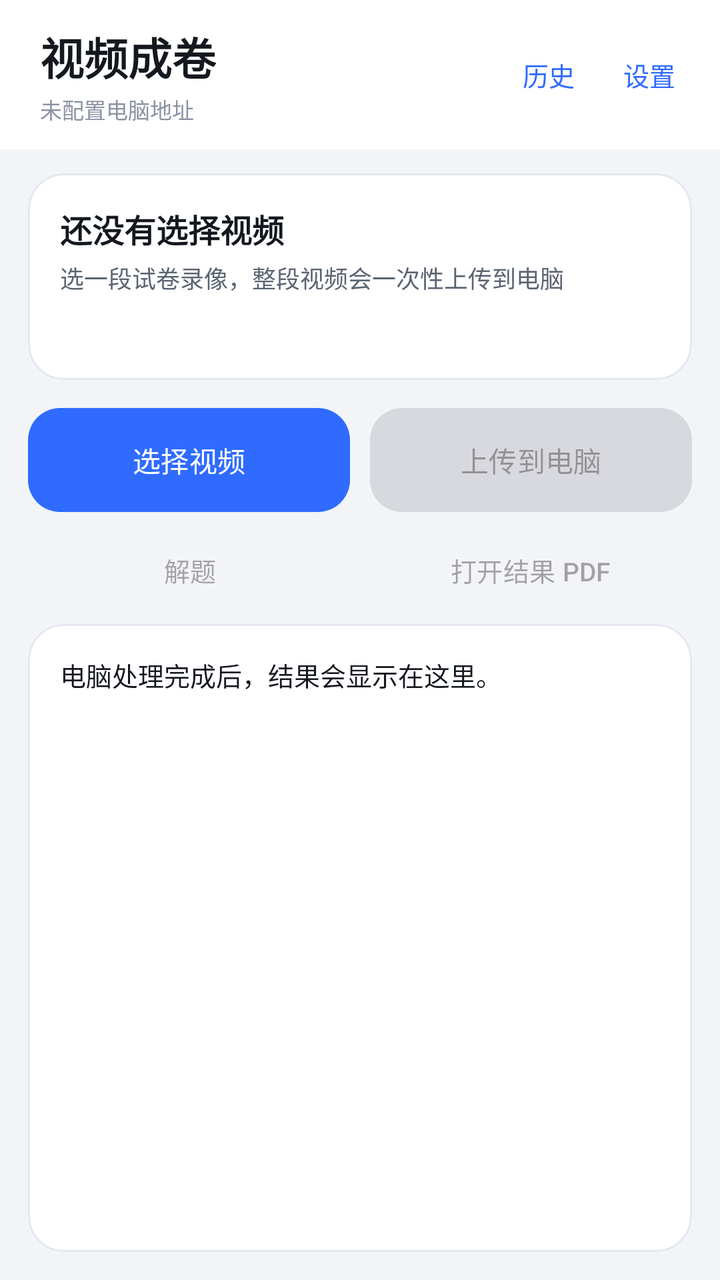
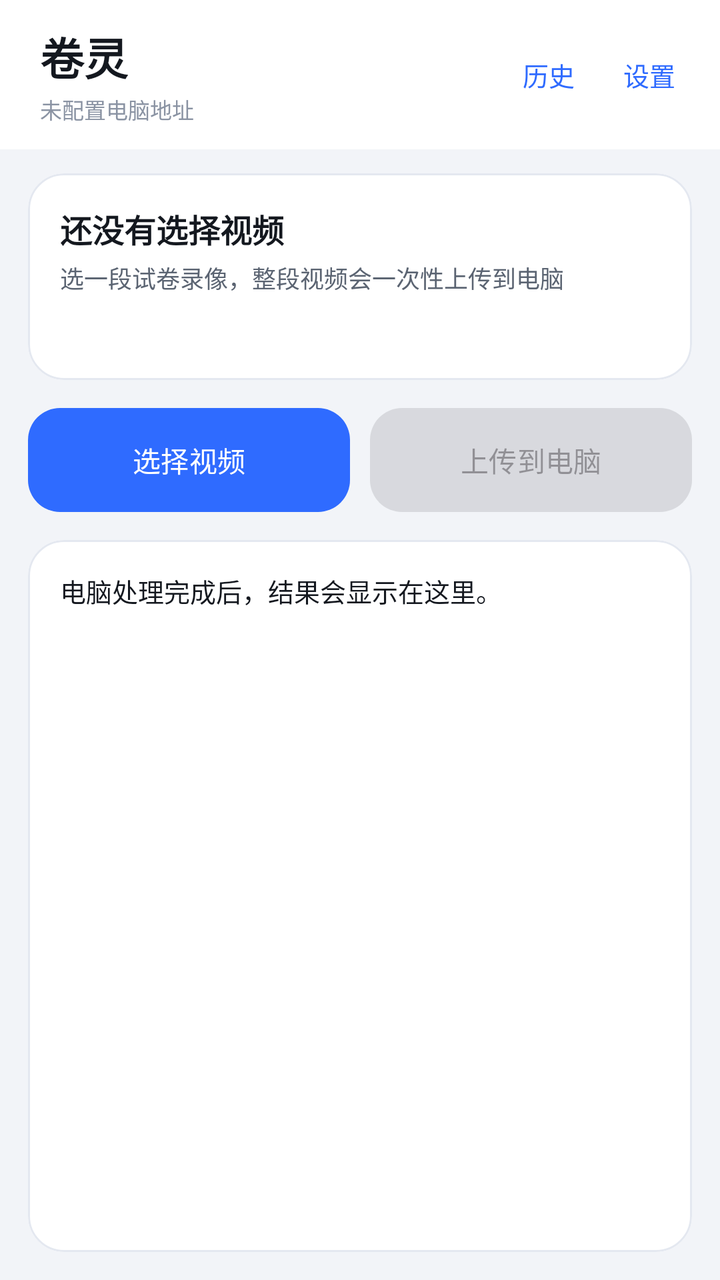

An Android layout rendered at two revisions. The XML below is the earlier revision; the diff shows what the commit changed to produce the second picture.
<!-- AndroidManifest.xml: application theme Theme.VideoQuiz -->
<!-- res/layout/activity_main.xml -->
<?xml version="1.0" encoding="utf-8"?>
<LinearLayout xmlns:android="http://schemas.android.com/apk/res/android"
    xmlns:app="http://schemas.android.com/apk/res-auto"
    android:layout_width="match_parent"
    android:layout_height="match_parent"
    android:background="@color/surface_dim"
    android:orientation="vertical">

    
    <LinearLayout
        android:layout_width="match_parent"
        android:layout_height="wrap_content"
        android:background="@color/surface"
        android:gravity="center_vertical"
        android:orientation="horizontal"
        android:paddingStart="20dp"
        android:paddingTop="12dp"
        android:paddingEnd="10dp"
        android:paddingBottom="12dp">

        <LinearLayout
            android:layout_width="0dp"
            android:layout_height="wrap_content"
            android:layout_weight="1"
            android:orientation="vertical">

            <TextView
                android:layout_width="wrap_content"
                android:layout_height="wrap_content"
                android:text="视频成卷"
                android:textColor="@color/text_primary"
                android:textSize="22sp"
                android:textStyle="bold" />

            <TextView
                android:id="@+id/tvEndpoint"
                android:layout_width="match_parent"
                android:layout_height="wrap_content"
                android:layout_marginTop="2dp"
                android:ellipsize="middle"
                android:maxLines="1"
                android:text="未配置电脑地址"
                android:textColor="@color/text_tertiary"
                android:textSize="11sp" />
        </LinearLayout>

        <com.google.android.material.button.MaterialButton
            android:id="@+id/btnHistory"
            style="@style/Widget.Material3.Button.TextButton"
            android:layout_width="wrap_content"
            android:layout_height="40dp"
            android:insetTop="0dp"
            android:insetBottom="0dp"
            android:minWidth="0dp"
            android:text="历史"
            android:textSize="13sp" />

        <com.google.android.material.button.MaterialButton
            android:id="@+id/btnSettings"
            style="@style/Widget.Material3.Button.TextButton"
            android:layout_width="wrap_content"
            android:layout_height="40dp"
            android:insetTop="0dp"
            android:insetBottom="0dp"
            android:minWidth="0dp"
            android:text="设置"
            android:textSize="13sp" />
    </LinearLayout>

    
    <com.google.android.material.card.MaterialCardView
        android:layout_width="match_parent"
        android:layout_height="wrap_content"
        android:layout_marginStart="14dp"
        android:layout_marginTop="12dp"
        android:layout_marginEnd="14dp"
        app:cardBackgroundColor="@color/surface"
        app:cardCornerRadius="18dp"
        app:cardElevation="0dp"
        app:strokeColor="@color/divider"
        app:strokeWidth="1dp">

        <LinearLayout
            android:layout_width="match_parent"
            android:layout_height="wrap_content"
            android:orientation="vertical"
            android:padding="16dp">

            <TextView
                android:id="@+id/tvPhase"
                android:layout_width="wrap_content"
                android:layout_height="wrap_content"
                android:text="还没有选择视频"
                android:textColor="@color/text_primary"
                android:textSize="16sp"
                android:textStyle="bold" />

            <TextView
                android:id="@+id/tvVideo"
                android:layout_width="match_parent"
                android:layout_height="wrap_content"
                android:layout_marginTop="4dp"
                android:ellipsize="middle"
                android:maxLines="1"
                android:text="选一段试卷录像，整段视频会一次性上传到电脑"
                android:textColor="@color/text_secondary"
                android:textSize="12sp" />

            <ProgressBar
                android:id="@+id/progress"
                style="?android:attr/progressBarStyleHorizontal"
                android:layout_width="match_parent"
                android:layout_height="8dp"
                android:layout_marginTop="14dp"
                android:max="100"
                android:progressTint="@color/brand"
                android:progressBackgroundTint="@color/brand_soft"
                android:visibility="gone" />

            <TextView
                android:id="@+id/tvStatus"
                android:layout_width="match_parent"
                android:layout_height="wrap_content"
                android:layout_marginTop="10dp"
                android:text=""
                android:textColor="@color/text_secondary"
                android:textSize="12sp" />
        </LinearLayout>
    </com.google.android.material.card.MaterialCardView>

    
    <LinearLayout
        android:layout_width="match_parent"
        android:layout_height="wrap_content"
        android:layout_marginStart="14dp"
        android:layout_marginTop="14dp"
        android:layout_marginEnd="14dp"
        android:orientation="horizontal">

        <com.google.android.material.button.MaterialButton
            android:id="@+id/btnPick"
            android:layout_width="0dp"
            android:layout_height="52dp"
            android:layout_weight="1"
            android:insetTop="0dp"
            android:insetBottom="0dp"
            android:text="选择视频"
            android:textSize="14sp"
            app:cornerRadius="16dp" />

        <com.google.android.material.button.MaterialButton
            android:id="@+id/btnRun"
            style="@style/Widget.Material3.Button.TonalButton"
            android:layout_width="0dp"
            android:layout_height="52dp"
            android:layout_marginStart="10dp"
            android:layout_weight="1"
            android:enabled="false"
            android:insetTop="0dp"
            android:insetBottom="0dp"
            android:text="上传到电脑"
            android:textSize="14sp"
            app:cornerRadius="16dp" />
    </LinearLayout>

    <LinearLayout
        android:layout_width="match_parent"
        android:layout_height="wrap_content"
        android:layout_marginStart="14dp"
        android:layout_marginTop="8dp"
        android:layout_marginEnd="14dp"
        android:orientation="horizontal">

        <com.google.android.material.button.MaterialButton
            android:id="@+id/btnSolve"
            style="@style/Widget.Material3.Button.TextButton"
            android:layout_width="0dp"
            android:layout_height="42dp"
            android:layout_weight="1"
            android:enabled="false"
            android:insetTop="0dp"
            android:insetBottom="0dp"
            android:text="解题"
            android:textSize="13sp"
            app:cornerRadius="14dp" />

        <com.google.android.material.button.MaterialButton
            android:id="@+id/btnPdf"
            style="@style/Widget.Material3.Button.TextButton"
            android:layout_width="0dp"
            android:layout_height="42dp"
            android:layout_marginStart="8dp"
            android:layout_weight="1"
            android:enabled="false"
            android:insetTop="0dp"
            android:insetBottom="0dp"
            android:text="打开结果 PDF"
            android:textSize="13sp"
            app:cornerRadius="14dp" />
    </LinearLayout>

    <com.google.android.material.button.MaterialButton
        android:id="@+id/btnDispatch"
        android:layout_width="match_parent"
        android:layout_height="48dp"
        android:layout_marginStart="14dp"
        android:layout_marginTop="8dp"
        android:layout_marginEnd="14dp"
        android:insetTop="0dp"
        android:insetBottom="0dp"
        android:text="开始处理"
        android:textSize="14sp"
        android:visibility="gone"
        app:cornerRadius="16dp" />

    
    <com.google.android.material.card.MaterialCardView
        android:layout_width="match_parent"
        android:layout_height="0dp"
        android:layout_marginStart="14dp"
        android:layout_marginTop="6dp"
        android:layout_marginEnd="14dp"
        android:layout_marginBottom="14dp"
        android:layout_weight="1"
        app:cardBackgroundColor="@color/surface"
        app:cardCornerRadius="18dp"
        app:cardElevation="0dp"
        app:strokeColor="@color/divider"
        app:strokeWidth="1dp">

        <ScrollView
            android:layout_width="match_parent"
            android:layout_height="match_parent"
            android:fillViewport="true">

            <TextView
                android:id="@+id/tvResult"
                android:layout_width="match_parent"
                android:layout_height="wrap_content"
                android:lineSpacingExtra="4dp"
                android:padding="16dp"
                android:text="电脑处理完成后，结果会显示在这里。"
                android:textColor="@color/text_primary"
                android:textSize="13sp"
                android:textIsSelectable="true" />
        </ScrollView>
    </com.google.android.material.card.MaterialCardView>
</LinearLayout>
<!-- resources referenced by this layout -->
<resources>
  <color name="brand">#2F6BFF</color>
  <color name="brand_soft">#E8EFFF</color>
  <color name="divider">#E4E8F0</color>
  <color name="surface">#FFFFFF</color>
  <color name="surface_dim">#F2F4F8</color>
  <color name="text_primary">#14181F</color>
  <color name="text_secondary">#5B6472</color>
  <color name="text_tertiary">#8A93A3</color>
  <style name="Theme.VideoQuiz" parent="Theme.Material3.Light.NoActionBar">
          <item name="colorPrimary">@color/brand</item>
          <item name="colorOnPrimary">#FFFFFF</item>
          <item name="colorSurface">@color/surface</item>
          <item name="android:statusBarColor">@color/surface</item>
          <item name="android:windowLightStatusBar">true</item>
      </style>
</resources>

<!-- the commit's change to res/layout/activity_main.xml (unified diff, before → after) -->
@@ -27,7 +27,7 @@
             <TextView
                 android:layout_width="wrap_content"
                 android:layout_height="wrap_content"
-                android:text="视频成卷"
+                android:text="卷灵"
                 android:textColor="@color/text_primary"
                 android:textSize="22sp"
                 android:textStyle="bold" />
@@ -173,7 +173,7 @@
 
         <com.google.android.material.button.MaterialButton
             android:id="@+id/btnSolve"
-            style="@style/Widget.Material3.Button.TextButton"
+            style="@style/Widget.Material3.Button.OutlinedButton"
             android:layout_width="0dp"
             android:layout_height="42dp"
             android:layout_weight="1"
@@ -182,11 +182,12 @@
             android:insetBottom="0dp"
             android:text="解题"
             android:textSize="13sp"
+            android:visibility="gone"
             app:cornerRadius="14dp" />
 
         <com.google.android.material.button.MaterialButton
             android:id="@+id/btnPdf"
-            style="@style/Widget.Material3.Button.TextButton"
+            style="@style/Widget.Material3.Button.OutlinedButton"
             android:layout_width="0dp"
             android:layout_height="42dp"
             android:layout_marginStart="8dp"
@@ -196,6 +197,7 @@
             android:insetBottom="0dp"
             android:text="打开结果 PDF"
             android:textSize="13sp"
+            android:visibility="gone"
             app:cornerRadius="14dp" />
     </LinearLayout>
 
